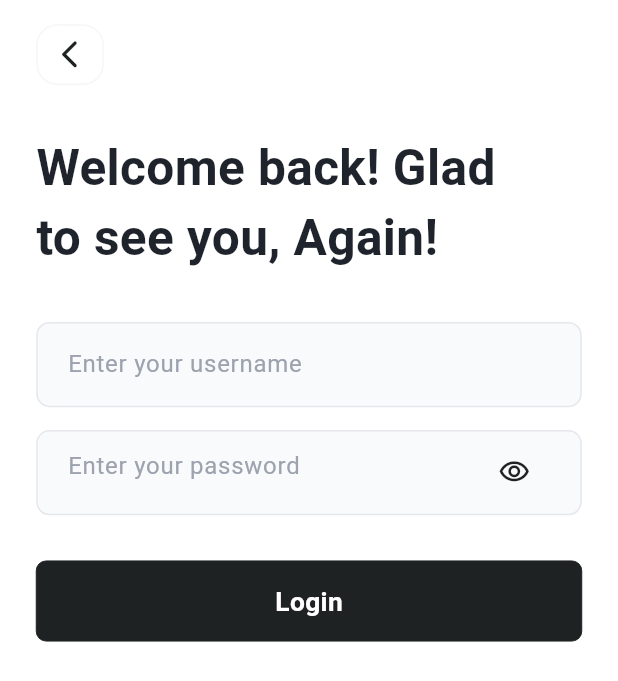
After one commit to tolossamuel/E-Commerce-App, a Flutter app: the screen it shows after launch, after a tap on "Login", on a phone screen of 412 x 824 dp. The commit adds this screen. Shown: the top 681 px of the screen. Run offline on Flutter 3.47's test engine with Material 3 defaults, Android fonts, the phone set to English and light mode, and no system bars; our stand-ins replace dartz, equatable, flutter_bloc, go_router, internet_connection_checker, shared_preferences; Roboto replaces fonts that are missing (Urbanist).

Commit message:
login page

```diff
--- /dev/null
+++ b/ecommerce/lib/feature/auth/presentation/ui/screen/login_page.dart
@@ -0,0 +1,105 @@
+import 'dart:math' show max;
+
+import 'package:ecommerce/core/color/const_color.dart';
+import 'package:ecommerce/core/component/custom_button.dart';
+import 'package:ecommerce/core/component/custom_text.dart';
+import 'package:ecommerce/core/size/responsive_size.dart';
+import 'package:ecommerce/feature/auth/presentation/ui/widget/input_widget.dart';
+import 'package:flutter/cupertino.dart';
+import 'package:flutter/material.dart';
+import 'package:go_router/go_router.dart';
+
+class LoginPage extends StatelessWidget {
+  const LoginPage({super.key});
+
+  @override
+  Widget build(BuildContext context) {
+    final width = MediaQuery.of(context).size.width;
+    final height = MediaQuery.of(context).size.height;
+    return Scaffold(
+      body: Container(
+        width: width,
+        height: height,
+        padding: EdgeInsets.symmetric(
+          horizontal: widthSize(width, 375, 22),
+          vertical: heightSize(height, 812, 16),
+        ),
+        color: ConstColor.white,
+        child: Column(
+          crossAxisAlignment: CrossAxisAlignment.start,
+          children: [
+            CustomButton(
+              onTap: (){
+                context.pop();
+              },
+              width: widthSize(width, 375, 41),
+              topPadding: heightSize(height, 812, 8),
+              bottomPadding: heightSize(height, 812, 8),
+              color: Colors.transparent,
+              borderColor: ConstColor.greyButton,
+              borderWidth: 1,
+              radies: widthSize(width, 352, 12),
+              child: Center(
+                child:Icon(
+                  Icons.arrow_back_ios_rounded,
+                  size: widthSize(width, 352, 19),
+                  color: ConstColor.blackButton,
+
+                ),
+              ),
+            ),
+            SizedBox(height: heightSize(height, 812, 31),),
+            SizedBox(
+              width: widthSize(width, 375, 280),
+              child: CustomText(
+                color: ConstColor.textDark,
+                text: 'Welcome back! Glad to see you, Again!',
+                size: widthSize(width, 374, 30),
+                fontWeight: FontWeight.w700,
+                maxLine: 2,
+                ),
+            ),
+            SizedBox(height: heightSize(height, 812, 32),),
+            InputWidget(
+              width: widthSize(width, 375, 331),
+              height: max(widthSize(width, 812, 56),heightSize(height, 812, 56),),
+              radius: widthSize(width, 375, 8,),
+              hintText: "Enter your username",
+              isPassword: false,
+
+            ),
+            SizedBox(height: heightSize(height, 812, 15),),
+            InputWidget(
+              width: widthSize(width, 375, 331),
+              height: max(widthSize(width, 812, 56),heightSize(height, 812, 56),),
+              radius: widthSize(width, 375, 8,),
+              hintText: "Enter your password",
+              isPassword: true,
+
+            ),
+            SizedBox(height: heightSize(height, 812, 30),),
+            CustomButton(
+                    width: widthSize(width, 375, 342) ,
+                    topPadding: heightSize(height, 812, 14),
+                    bottomPadding: heightSize(height, 812, 14),
+                    leftPadding: widthSize(width, 375, 24),
+                    rightPadding: widthSize(width, 375, 24),
+                    color: ConstColor.blackButton,
+                    radies: widthSize(width, 375, 6),
+
+                    child: Center(
+                      child: CustomText(
+                        color: ConstColor.white,
+                        text: "Login",
+                        size: widthSize(width, 375, 16),
+                        fontFamily: "Urbanist",
+                        fontWeight: FontWeight.w600,
+
+                        ),
+                    )),
+          ],
+        ),
+      ),
+    );
+  }
+}
--- a/ecommerce/lib/feature/auth/presentation/ui/screen/start_screen.dart
+++ b/ecommerce/lib/feature/auth/presentation/ui/screen/start_screen.dart
@@ -5,6 +5,7 @@ import 'package:ecommerce/core/component/custom_button.dart';
 import 'package:ecommerce/core/component/custom_text.dart';
 import 'package:ecommerce/core/size/responsive_size.dart';
 import 'package:flutter/material.dart';
+import 'package:go_router/go_router.dart';
 
 class StartScreen extends StatelessWidget {
   const StartScreen({super.key});
@@ -13,7 +14,8 @@ class StartScreen extends StatelessWidget {
   Widget build(BuildContext context) {
     final width = MediaQuery.of(context).size.width;
     final height = MediaQuery.of(context).size.height;
-    return SizedBox(
+    return Scaffold(
+      body: SizedBox(
         width: width,
         height: height,
         child: Stack(
@@ -101,6 +103,9 @@ class StartScreen extends StatelessWidget {
                 width: width,
                 child: Center(
                   child: CustomButton(
+                    onTap: (){
+                      context.push('/login');
+                    },
                     width: widthSize(width, 375, 342) ,
                     topPadding: heightSize(height, 812, 14),
                     bottomPadding: heightSize(height, 812, 14),
@@ -124,6 +129,7 @@ class StartScreen extends StatelessWidget {
             )
           ],
         ),
+      ),
     );
   }
 }
--- /dev/null
+++ b/ecommerce/lib/feature/auth/presentation/ui/widget/input_widget.dart
@@ -0,0 +1,59 @@
+import 'package:ecommerce/core/color/const_color.dart';
+import 'package:ecommerce/core/size/responsive_size.dart';
+import 'package:flutter/material.dart';
+
+
+class InputWidget extends StatelessWidget {
+  final double width; // Width of the input box
+  final double height; // Height of the input box
+  final double radius; // Corner radius
+  final String hintText; // Placeholder text
+  final bool isPassword; // Whether to obscure text
+  final Color backgroundColor; // Background color
+  final Color borderColor; // Border color
+  final Color hintColor; // Hint text color// Optional text controller
+
+  const InputWidget({
+    super.key,
+    required this.width,
+    required this.height,
+    required this.radius,
+    required this.hintText,
+    this.isPassword = false,
+    this.backgroundColor = const Color(0xFFF9FAFB),
+    this.borderColor = const Color(0xFFE5E7EB),
+    this.hintColor = const Color(0xFF9CA3AF),
+
+  });
+
+  @override
+  Widget build(BuildContext context) {
+    return Container(
+      width: width,
+      height: height,
+      decoration: BoxDecoration(
+        color: backgroundColor,
+        borderRadius: BorderRadius.circular(radius),
+        border: Border.all(color: borderColor, width: 1),
+      ),
+      child: Padding(
+        padding: const EdgeInsets.symmetric(horizontal: 20),
+        child: Center(
+          child: TextField(
+
+            obscureText: isPassword,
+            style:  TextStyle(color: Colors.black),
+            decoration: InputDecoration(
+              suffixIcon: isPassword?
+                 Icon(Icons.visibility_outlined, color: ConstColor.blackButton, size: widthSize(width, 375, 22)
+                 ): null,
+              hintText: hintText,
+              hintStyle: TextStyle(color: hintColor),
+              border: InputBorder.none,
+            ),
+          ),
+        ),
+      ),
+    );
+  }
+}
--- a/ecommerce/lib/rout.dart
+++ b/ecommerce/lib/rout.dart
@@ -1,9 +1,11 @@
+import 'package:ecommerce/feature/auth/presentation/ui/screen/login_page.dart';
 import 'package:ecommerce/feature/auth/presentation/ui/screen/start_screen.dart';
 import 'package:go_router/go_router.dart';
 
 final router = GoRouter(
   routes: [
     GoRoute(path: '/', builder: (context, state) => StartScreen()),
+    GoRoute(path: "/login", builder: (context, state) => const LoginPage())
 
   ],
 );
```
Lines whose indentation alone changed are shown as unchanged.
